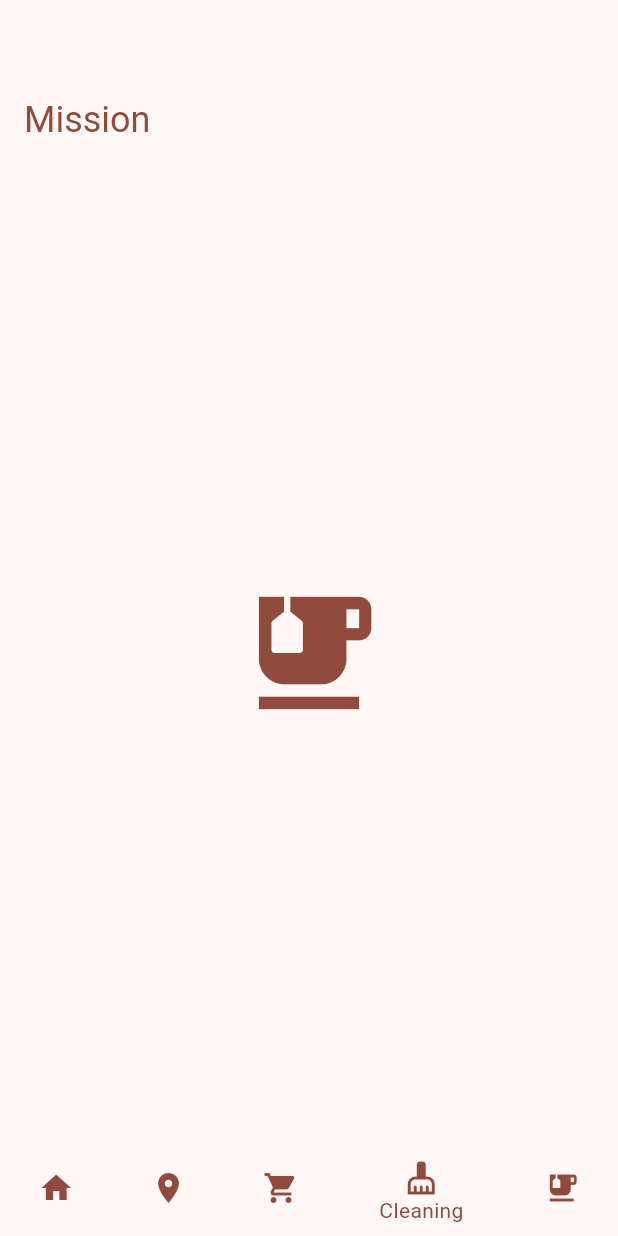
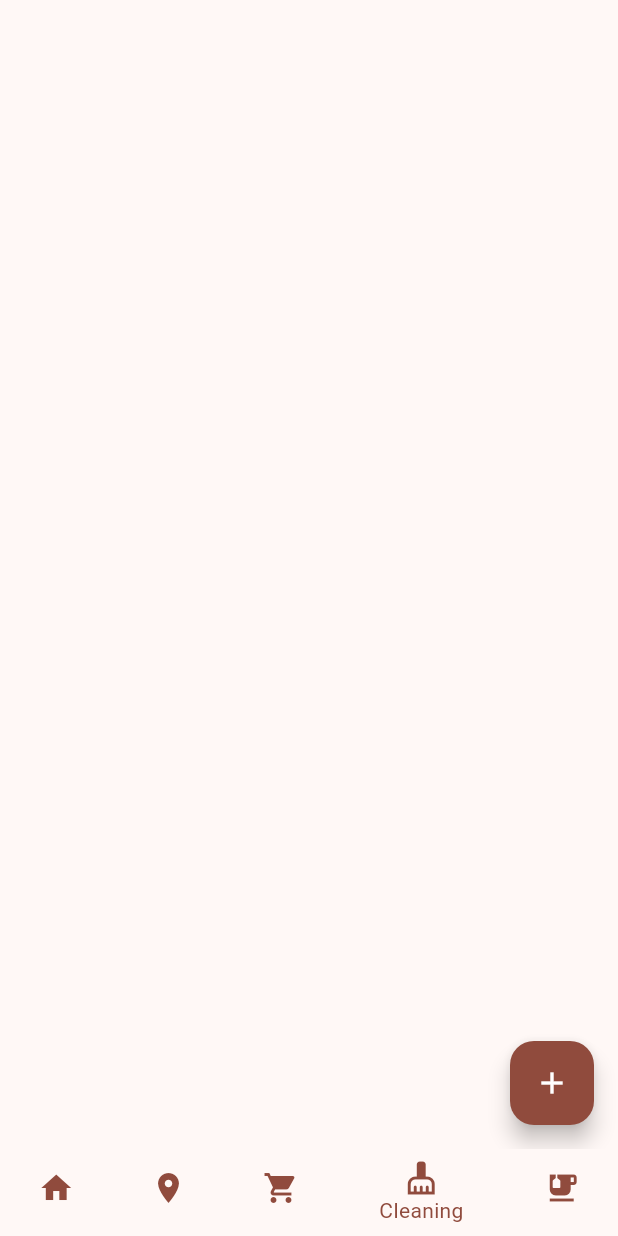
Before and after one commit to Oliver-Form/mission, a Flutter app: the screen it shows after launch, item 4 of the bottom bar chosen, on a phone screen of 412 x 824 dp. Run offline on Flutter 3.47's test engine with Material 3 defaults, Android fonts, the phone set to English and light mode, and no system bars; Roboto replaces fonts that are missing (Georgia).

Commit message:
cleaning page

```diff
--- a/lib/main.dart
+++ b/lib/main.dart
@@ -1,5 +1,6 @@
 import 'package:flutter/material.dart';
 import 'package:mission/screens/groceries_page.dart';
+import 'package:mission/screens/cleaning_page.dart';
 
 void main() {
   runApp(const MyApp());
@@ -36,11 +37,11 @@ class _MyHomePageState extends State<MyHomePage> {
   int _selectedIndex = 0;
 
   static const List<IconData> _iconOptions = <IconData>[
+    Icons.home,
     Icons.location_on,
     Icons.shopping_cart,
     Icons.cleaning_services,
     Icons.emoji_food_beverage,
-    Icons.home,
   ];
 
   void _onItemTapped(int index) {
@@ -52,9 +53,11 @@ class _MyHomePageState extends State<MyHomePage> {
   @override
   Widget build(BuildContext context) {
     return Scaffold(
-      body: _selectedIndex == 1
+      body: _selectedIndex == 2
           ? const GroceriesPage()
-          : Column(
+          : _selectedIndex == 3
+              ? const CleaningPage()
+              : Column(
         crossAxisAlignment: CrossAxisAlignment.start,
         children: [
           Padding(
--- /dev/null
+++ b/lib/screens/cleaning_page.dart
@@ -0,0 +1,47 @@
+import 'package:flutter/material.dart';
+
+class CleaningPage extends StatefulWidget {
+  const CleaningPage({super.key});
+
+  @override
+  State<CleaningPage> createState() => _CleaningPageState();
+}
+
+class _CleaningPageState extends State<CleaningPage> {
+  final List<Map<String, dynamic>> _rooms = [
+  ];
+
+  @override
+  Widget build(BuildContext context) {
+    return Scaffold(
+      body: ListView.builder(
+        padding: const EdgeInsets.all(16),
+        itemCount: _rooms.length,
+        itemBuilder: (context, index) {
+          final room = _rooms[index];
+          return Card(
+            margin: const EdgeInsets.only(bottom: 12),
+            child: ListTile(
+              title: Text(room['title']),
+              trailing: IconButton(
+                icon: const Icon(Icons.delete_outline),
+                onPressed: () {
+                  setState(() {
+                    _rooms.removeAt(index);
+                  });
+                },
+              ),
+            ),
+          );
+        },
+      ),
+      floatingActionButton: FloatingActionButton(
+        onPressed: () {
+          // TODO: Implement add new
+        },
+        backgroundColor: Theme.of(context).colorScheme.primary,
+        child: const Icon(Icons.add, color: Colors.white),
+      ),
+    );
+  }
+}
```
